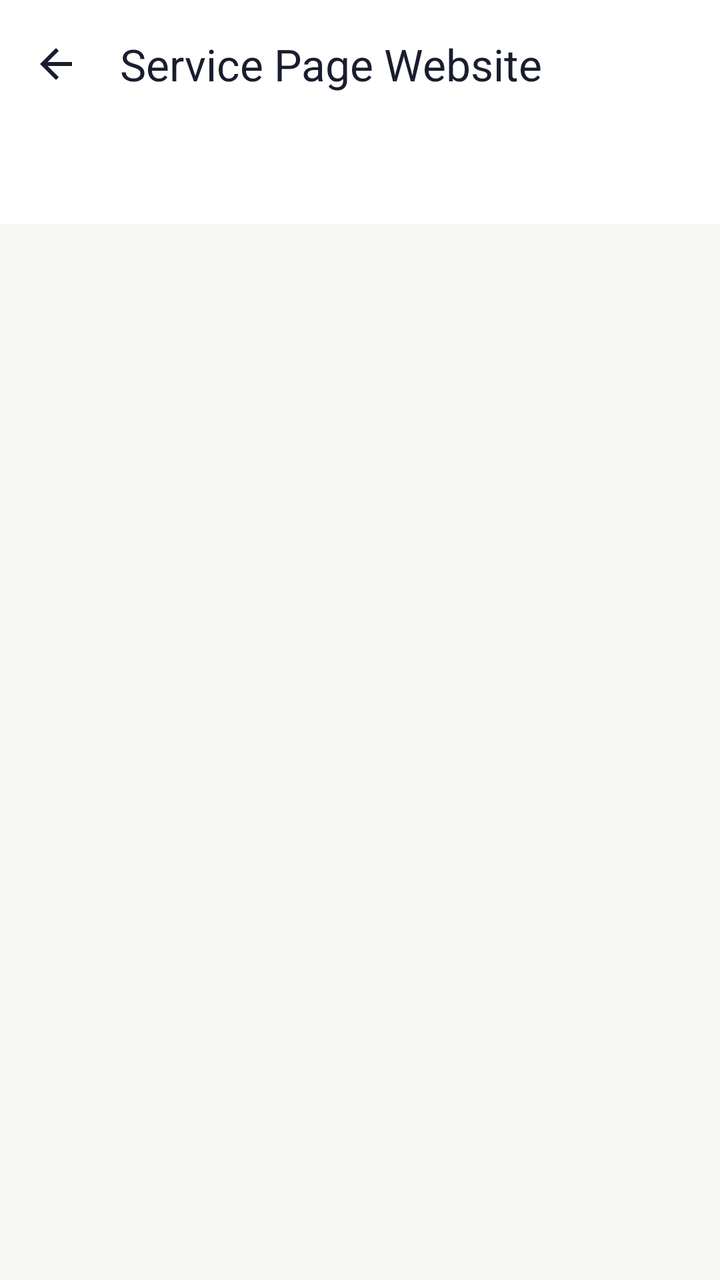
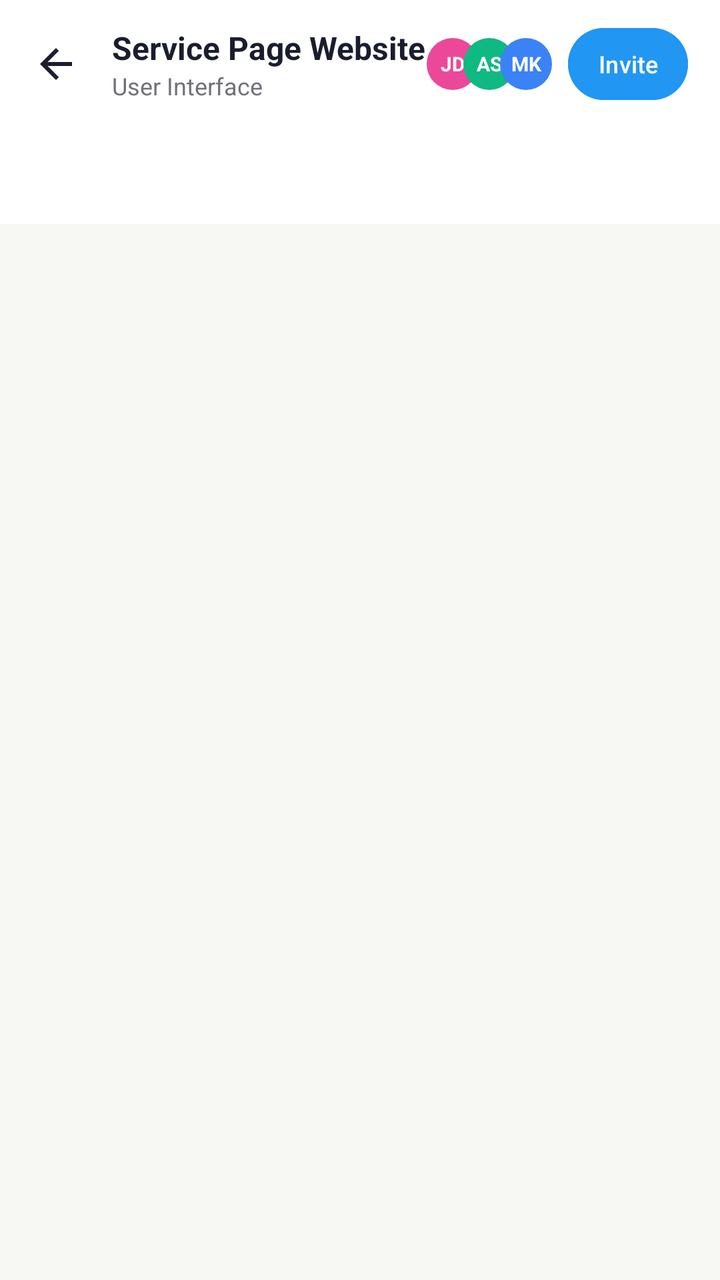

The first picture is an Android layout as it rendered before a commit; the second is the same layout after the commit. The layout source and the unified diff follow.
<!-- AndroidManifest.xml: application theme Theme.Ass3 -->
<!-- res/layout/activity_project.xml -->
<?xml version="1.0" encoding="utf-8"?>
<LinearLayout xmlns:android="http://schemas.android.com/apk/res/android"
    xmlns:app="http://schemas.android.com/apk/res-auto"
    android:layout_width="match_parent"
    android:layout_height="match_parent"
    android:background="@color/app_background"
    android:orientation="vertical">

    
    <androidx.appcompat.widget.Toolbar
        android:id="@+id/toolbarProject"
        android:layout_width="match_parent"
        android:layout_height="?attr/actionBarSize"
        android:background="@color/white"
        app:navigationIcon="@drawable/ic_back"
        app:title="Service Page Website"
        app:titleTextColor="@color/text_primary" />

    
    <com.google.android.material.tabs.TabLayout
        android:id="@+id/tabLayoutProject"
        android:layout_width="match_parent"
        android:layout_height="wrap_content"
        android:background="@color/white"
        app:tabMode="scrollable"
        app:tabSelectedTextColor="@color/primary_blue"
        app:tabTextColor="@color/text_secondary" />

    
    <FrameLayout
        android:id="@+id/fragmentContainer"
        android:layout_width="match_parent"
        android:layout_height="match_parent" />

</LinearLayout>
<!-- resources referenced by this layout -->
<resources>
  <color name="app_background">#F7F8F4</color>
  <color name="primary_blue">#2196F3</color>
  <color name="text_primary">#1A1D2E</color>
  <color name="text_secondary">#71717A</color>
  <color name="white">#FFFFFFFF</color>
  <!-- drawable ic_back (drawable) -->
  <vector xmlns:android="http://schemas.android.com/apk/res/android"
      android:width="24dp"
      android:height="24dp"
      android:viewportWidth="24"
      android:viewportHeight="24">
    <path
        android:fillColor="#1A1D2E"
        android:pathData="M20,11H7.83l5.59,-5.59L12,4l-8,8 8,8 1.41,-1.41L7.83,13H20v-2z"/>
  </vector>
  <style name="Theme.Ass3" parent="Base.Theme.Ass3" />
  <style name="Base.Theme.Ass3" parent="Theme.Material3.DayNight.NoActionBar">
          
          
      </style>
</resources>

<!-- the commit's change to res/layout/activity_project.xml (unified diff, before → after) -->
@@ -12,9 +12,104 @@
         android:layout_width="match_parent"
         android:layout_height="?attr/actionBarSize"
         android:background="@color/white"
-        app:navigationIcon="@drawable/ic_back"
-        app:title="Service Page Website"
-        app:titleTextColor="@color/text_primary" />
+        app:navigationIcon="@drawable/ic_back">
+
+        <RelativeLayout
+            android:layout_width="match_parent"
+            android:layout_height="match_parent"
+            android:paddingEnd="16dp">
+
+            
+            <LinearLayout
+                android:layout_width="wrap_content"
+                android:layout_height="match_parent"
+                android:layout_alignParentStart="true"
+                android:gravity="center_vertical"
+                android:orientation="vertical">
+
+                <TextView
+                    android:id="@+id/tvToolbarTitle"
+                    android:layout_width="wrap_content"
+                    android:layout_height="wrap_content"
+                    android:text="Service Page Website"
+                    android:textColor="@color/text_primary"
+                    android:textSize="16sp"
+                    android:textStyle="bold" />
+
+                <TextView
+                    android:id="@+id/tvToolbarSubtitle"
+                    android:layout_width="wrap_content"
+                    android:layout_height="wrap_content"
+                    android:text="User Interface"
+                    android:textColor="@color/text_secondary"
+                    android:textSize="12sp" />
+            </LinearLayout>
+
+            
+            <LinearLayout
+                android:layout_width="wrap_content"
+                android:layout_height="match_parent"
+                android:layout_alignParentEnd="true"
+                android:gravity="center_vertical"
+                android:orientation="horizontal">
+
+                
+                <LinearLayout
+                    android:layout_width="wrap_content"
+                    android:layout_height="wrap_content"
+                    android:layout_marginEnd="8dp"
+                    android:orientation="horizontal">
+
+                    <TextView
+                        android:layout_width="26dp"
+                        android:layout_height="26dp"
+                        android:background="@drawable/bg_circle_jd"
+                        android:gravity="center"
+                        android:text="JD"
+                        android:textColor="@color/white"
+                        android:textSize="10sp"
+                        android:textStyle="bold" />
+
+                    <TextView
+                        android:layout_width="26dp"
+                        android:layout_height="26dp"
+                        android:layout_marginStart="-8dp"
+                        android:background="@drawable/bg_circle_as"
+                        android:gravity="center"
+                        android:text="AS"
+                        android:textColor="@color/white"
+                        android:textSize="10sp"
+                        android:textStyle="bold" />
+
+                    <TextView
+                        android:layout_width="26dp"
+                        android:layout_height="26dp"
+                        android:layout_marginStart="-8dp"
+                        android:background="@drawable/bg_circle_mk"
+                        android:gravity="center"
+                        android:text="MK"
+                        android:textColor="@color/white"
+                        android:textSize="10sp"
+                        android:textStyle="bold" />
+                </LinearLayout>
+
+                <Button
+                    android:id="@+id/btnToolbarInvite"
+                    android:layout_width="wrap_content"
+                    android:layout_height="36dp"
+                    android:backgroundTint="@color/primary_blue"
+                    android:insetTop="0dp"
+                    android:insetBottom="0dp"
+                    android:minWidth="60dp"
+                    android:paddingStart="10dp"
+                    android:paddingEnd="10dp"
+                    android:text="Invite"
+                    android:textAllCaps="false"
+                    android:textSize="12sp" />
+            </LinearLayout>
+
+        </RelativeLayout>
+    </androidx.appcompat.widget.Toolbar>
 
     
     <com.google.android.material.tabs.TabLayout
<!-- resource entries referenced after the edit -->
@@ -5,6 +5,24 @@
   <color name="text_primary">#1A1D2E</color>
   <color name="text_secondary">#71717A</color>
   <color name="white">#FFFFFFFF</color>
+  <!-- drawable bg_circle_as (drawable) -->
+  <?xml version="1.0" encoding="utf-8"?>
+  <shape xmlns:android="http://schemas.android.com/apk/res/android"
+      android:shape="oval">
+      <solid android:color="#10B981" />
+  </shape>
+  <!-- drawable bg_circle_jd (drawable) -->
+  <?xml version="1.0" encoding="utf-8"?>
+  <shape xmlns:android="http://schemas.android.com/apk/res/android"
+      android:shape="oval">
+      <solid android:color="#EC4899" />
+  </shape>
+  <!-- drawable bg_circle_mk (drawable) -->
+  <?xml version="1.0" encoding="utf-8"?>
+  <shape xmlns:android="http://schemas.android.com/apk/res/android"
+      android:shape="oval">
+      <solid android:color="#3B82F6" />
+  </shape>
   <!-- drawable ic_back (drawable) -->
   <vector xmlns:android="http://schemas.android.com/apk/res/android"
       android:width="24dp"
